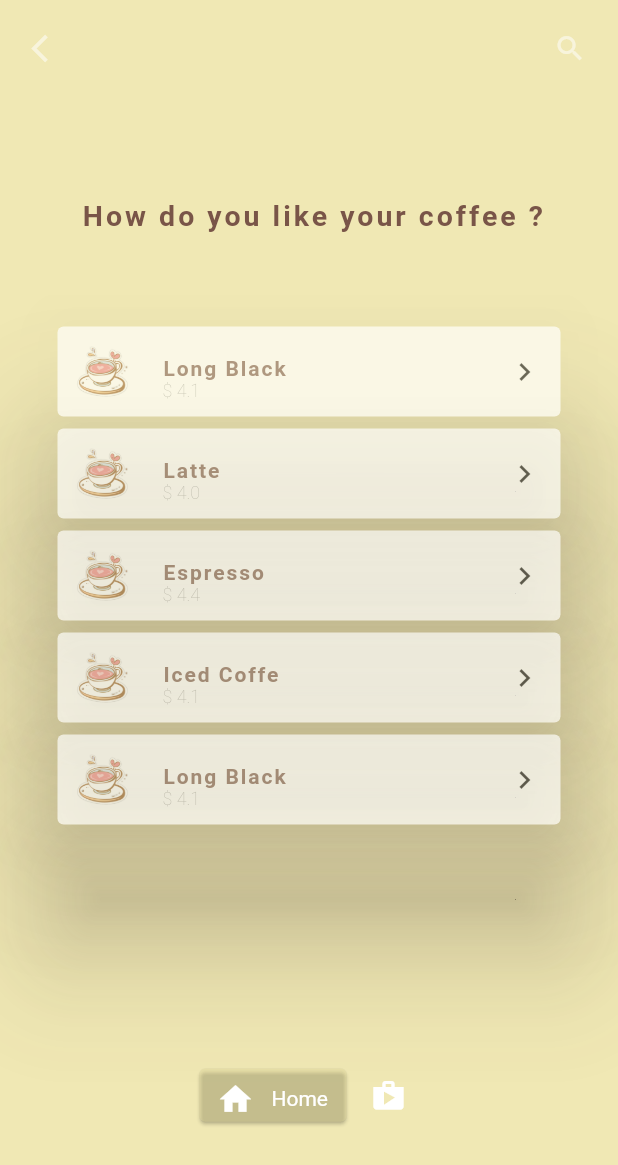
After one commit to ParthBadkul/Coffe_UI, a Flutter app: the screen it shows after launch, after a tap on "Enter Shop", on a phone screen of 412 x 824 dp. The commit adds this screen. Shown: the top 1165 px of the screen. Run offline on Flutter 3.47's test engine with Material 2 defaults, Android fonts, the phone set to English and light mode, and no system bars; our stand-ins replace google_fonts.

Commit message:
done with the UI

```diff
--- a/lib/HomePage.dart
+++ b/lib/HomePage.dart
@@ -1,5 +1,6 @@
 import 'package:flutter/material.dart';
 import 'package:google_fonts/google_fonts.dart';
+import 'package:ui1/shop_page.dart';
 
 class HomePage extends StatelessWidget {
   const HomePage({super.key});
@@ -43,7 +44,15 @@ class HomePage extends StatelessWidget {
             SizedBox(
               height: MediaQuery.of(context).size.height / 16,
             ),
-            Card(
+            GestureDetector(
+              onTap: () {
+                Navigator.push(context, MaterialPageRoute(
+                  builder: (context) {
+                    return Shop_page();
+                  },
+                ));
+              },
+              child: Card(
                 elevation: 20,
                 child: Container(
                   decoration: BoxDecoration(
@@ -65,6 +74,7 @@ class HomePage extends StatelessWidget {
                   ),
                 ),
               ),
+            ),
           ],
         ),
       ),
--- a/lib/main.dart
+++ b/lib/main.dart
@@ -9,6 +9,7 @@ class MyApp extends StatelessWidget {
   @override
   Widget build(BuildContext context) {
     return MaterialApp(
+      debugShowCheckedModeBanner: false,
       theme: ThemeData(
         accentColor: Colors.amberAccent,
         backgroundColor: Color.fromRGBO(236, 226, 160, 0.794),
--- /dev/null
+++ b/lib/models/Coffe_class.dart
@@ -0,0 +1,15 @@
+class Coffee {
+  String name;
+  double price;
+  String imageUrl;
+
+  Coffee({required this.name, required this.price, required this.imageUrl});
+}
+
+List<Coffee> coffees = [
+  Coffee(name: 'Long Black', price: 4.10, imageUrl: 'imageUrl'),
+  Coffee(name: 'Latte', price: 4.00, imageUrl: 'imageUrl'),
+  Coffee(name: 'Espresso', price: 4.40, imageUrl: 'imageUrl'),
+  Coffee(name: 'Iced Coffe', price: 4.10, imageUrl: 'imageUrl'),
+  Coffee(name: 'Long Black', price: 4.10, imageUrl: 'imageUrl'),
+];
--- /dev/null
+++ b/lib/shop_page.dart
@@ -0,0 +1,209 @@
+import 'package:flutter/material.dart';
+import 'models/Coffe_class.dart';
+import 'package:google_fonts/google_fonts.dart';
+
+class Shop_page extends StatelessWidget {
+  // const Shop_page({super.key});
+
+  @override
+  Widget build(BuildContext context) {
+    return SafeArea(
+      child: Scaffold(
+        backgroundColor: Color.fromRGBO(236, 226, 160, 0.794),
+        body: Column(
+          crossAxisAlignment: CrossAxisAlignment.center,
+          children: [
+            Row(
+              mainAxisAlignment: MainAxisAlignment.spaceBetween,
+              children: [
+                Padding(
+                  padding: const EdgeInsets.all(8.0),
+                  child: IconButton(
+                    onPressed: () {
+                      Navigator.of(context).pop();
+                    },
+                    icon: Icon(
+                      Icons.arrow_back_ios,
+                      size: 22,
+                      color: Colors.white54,
+                    ),
+                  ),
+                ),
+                Padding(
+                  padding: const EdgeInsets.all(8.0),
+                  child: IconButton(
+                    onPressed: () {
+                      Navigator.of(context).pop();
+                    },
+                    icon: Icon(
+                      Icons.search,
+                      size: 22,
+                      color: Colors.white54,
+                    ),
+                  ),
+                ),
+              ],
+            ),
+            SizedBox(
+              height: MediaQuery.of(context).size.height / 14,
+            ),
+            Container(
+              margin: EdgeInsets.only(top: 10, right: 15),
+              child: Text(
+                "   How do you like your coffee ?",
+                style: GoogleFonts.dellaRespira(
+                  color: Colors.brown[500],
+                  letterSpacing: 2,
+                  fontSize: 19,
+                  fontWeight: FontWeight.bold,
+                ),
+              ),
+            ),
+            SizedBox(
+              height: MediaQuery.of(context).size.height / 14,
+            ),
+            Container(
+              height: MediaQuery.of(context).size.height / 1.7,
+              width: MediaQuery.of(context).size.width / 1.2,
+              // color: Colors.red,
+              child: ListView.builder(
+                itemCount: coffees.length,
+                itemBuilder: (context, index) {
+                  return Center(
+                    child: Opacity(
+                      opacity: 0.65,
+                      alwaysIncludeSemantics: true,
+                      child: Card(
+                        shadowColor: Colors.brown[800],
+                        elevation: 40,
+                        child: Row(
+                          // mainAxisAlignment: MainAxisAlignment.spaceBetween,
+                          children: [
+                            Container(
+                              margin: EdgeInsets.only(
+                                left: 10,
+                              ),
+                              height: 60,
+                              width: 40,
+                              child: Image.asset('assets/images/pngegg.png'),
+                            ),
+                            Column(
+                              mainAxisAlignment: MainAxisAlignment.start,
+                              crossAxisAlignment: CrossAxisAlignment.start,
+                              children: [
+                                Container(
+                                  padding: EdgeInsets.only(top: 10, left: 10),
+                                  margin: EdgeInsets.only(
+                                    // bottom: 20,
+                                    left: 10,
+                                  ),
+                                  child: Text(
+                                    coffees[index].name,
+                                    style: GoogleFonts.dellaRespira(
+                                      letterSpacing: 1.3,
+                                      fontWeight: FontWeight.w600,
+                                      color: Colors.brown[400],
+                                    ),
+                                  ),
+                                ),
+                                Container(
+                                  padding: EdgeInsets.only(
+                                    left: 10,
+                                  ),
+                                  margin: EdgeInsets.only(
+                                    // bottom: 20,
+                                    left: 10,
+                                  ),
+                                  child: Text(
+                                    "\$ ${coffees[index].price}",
+                                    style: GoogleFonts.dellaRespira(
+                                      fontSize: 12,
+                                      fontWeight: FontWeight.w100,
+                                      color: Colors.black38,
+                                    ),
+                                  ),
+                                )
+                              ],
+                            ),
+                            Spacer(),
+                            Container(
+                              child: IconButton(
+                                onPressed: () {},
+                                icon: Icon(
+                                  Icons.keyboard_arrow_right_sharp,
+                                ),
+                              ),
+                            )
+                          ],
+                        ),
+                      ),
+                    ),
+                  );
+                },
+              ),
+            ),
+            Container(
+              padding: EdgeInsets.all(10),
+              margin: EdgeInsets.only(
+                left: 10,
+                right: 10,
+              ),
+              // color: Colors.amberAccent,
+              height: MediaQuery.of(context).size.height / 13,
+              child: Row(
+                mainAxisAlignment: MainAxisAlignment.center,
+                children: [
+                  Container(
+                    child: Row(
+                      children: [
+                        Card(
+                          elevation: 1,
+                          color: Color.fromRGBO(236, 226, 160, 0.361),
+                          child: Row(
+                            children: [
+                              IconButton(
+                                onPressed: () {
+                                  Navigator.of(context).pop();
+                                },
+                                icon: Icon(
+                                  Icons.home,
+                                  color: Colors.white,
+                                  size: 25,
+                                ),
+                                hoverColor: Colors.amberAccent,
+                              ),
+                              Container(
+                                width: 40,
+                                padding: EdgeInsets.only(top: 5),
+                                margin: EdgeInsets.only(right: 10),
+                                child: Text(
+                                  'Home',
+                                  style: GoogleFonts.dellaRespira(
+                                      color: Colors.white),
+                                ),
+                              ),
+                            ],
+                          ),
+                        ),
+                        Container(
+                          padding: EdgeInsets.only(top: 1),
+                          child: IconButton(
+                            onPressed: () {},
+                            icon: Icon(
+                              Icons.shop,
+                              color: Colors.white,
+                            ),
+                          ),
+                        )
+                      ],
+                    ),
+                  )
+                ],
+              ),
+            ),
+          ],
+        ),
+      ),
+    );
+  }
+}
```
Lines whose indentation alone changed are shown as unchanged.
